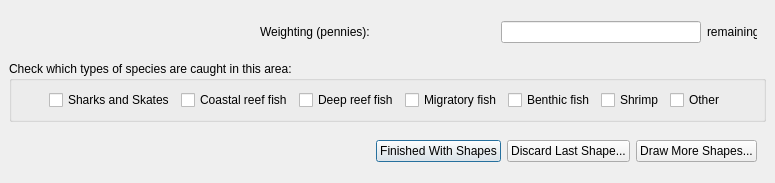
Above: cobi_loreto/Interview/drawgear.ui from Ecotrust/openoceanmap-desktop before the change. Below: the same form after it.
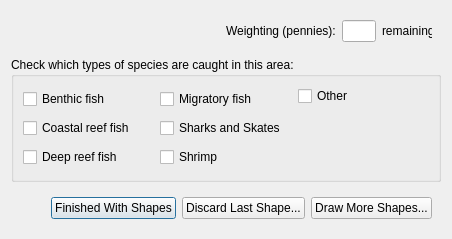
That is the form after the change.

```diff
--- a/cobi_loreto/Interview/drawgear.ui
+++ b/cobi_loreto/Interview/drawgear.ui
@@ -6,33 +6,15 @@
    <rect>
     <x>0</x>
     <y>0</y>
-    <width>775</width>
-    <height>183</height>
+    <width>452</width>
+    <height>239</height>
    </rect>
   </property>
   <property name="windowTitle" >
    <string>OpenOceanMap - Next Polygon</string>
   </property>
-  <layout class="QGridLayout" >
-   <property name="leftMargin" >
-    <number>9</number>
-   </property>
-   <property name="topMargin" >
-    <number>9</number>
-   </property>
-   <property name="rightMargin" >
-    <number>9</number>
-   </property>
-   <property name="bottomMargin" >
-    <number>9</number>
-   </property>
-   <property name="horizontalSpacing" >
-    <number>6</number>
-   </property>
-   <property name="verticalSpacing" >
-    <number>6</number>
-   </property>
-   <item row="0" column="0" >
+  <layout class="QVBoxLayout" name="verticalLayout_4" >
+   <item>
     <widget class="QWidget" native="1" name="widget_2" >
      <layout class="QHBoxLayout" >
       <item>
@@ -104,69 +86,18 @@
      </layout>
     </widget>
    </item>
-   <item row="2" column="0" >
-    <widget class="QWidget" native="1" name="widget" >
-     <layout class="QHBoxLayout" >
       <item>
-       <spacer>
-        <property name="orientation" >
-         <enum>Qt::Horizontal</enum>
-        </property>
-        <property name="sizeHint" >
-         <size>
-          <width>196</width>
-          <height>20</height>
-         </size>
-        </property>
-       </spacer>
-      </item>
-      <item>
-       <widget class="QPushButton" name="pbnShapeFinished" >
-        <property name="text" >
-         <string>Finished With Shapes</string>
-        </property>
-       </widget>
-      </item>
-      <item>
-       <widget class="QPushButton" name="pbnShapeDiscard" >
-        <property name="text" >
-         <string>Discard Last Shape...</string>
-        </property>
-       </widget>
-      </item>
-      <item>
-       <widget class="QPushButton" name="pbnMoreShapes" >
-        <property name="text" >
-         <string>Draw More Shapes...</string>
-        </property>
-       </widget>
-      </item>
-     </layout>
-    </widget>
-   </item>
-   <item row="1" column="0" >
     <widget class="QGroupBox" name="groupBox" >
      <property name="title" >
       <string>Check which types of species are caught in this area:</string>
      </property>
-     <layout class="QHBoxLayout" >
+     <layout class="QHBoxLayout" name="horizontalLayout" >
       <item>
-       <spacer>
-        <property name="orientation" >
-         <enum>Qt::Horizontal</enum>
-        </property>
-        <property name="sizeHint" >
-         <size>
-          <width>66</width>
-          <height>20</height>
-         </size>
-        </property>
-       </spacer>
-      </item>
+       <layout class="QVBoxLayout" name="verticalLayout" >
       <item>
-       <widget class="QCheckBox" name="s1" >
+         <widget class="QCheckBox" name="s5" >
         <property name="text" >
-         <string>Sharks and Skates</string>
+           <string>Benthic fish</string>
         </property>
        </widget>
       </item>
@@ -184,6 +115,10 @@
         </property>
        </widget>
       </item>
+       </layout>
+      </item>
+      <item>
+       <layout class="QVBoxLayout" name="verticalLayout_2" >
       <item>
        <widget class="QCheckBox" name="s4" >
         <property name="text" >
@@ -192,9 +127,9 @@
        </widget>
       </item>
       <item>
-       <widget class="QCheckBox" name="s5" >
+         <widget class="QCheckBox" name="s1" >
         <property name="text" >
-         <string>Benthic fish</string>
+           <string>Sharks and Skates</string>
         </property>
        </widget>
       </item>
@@ -205,6 +140,10 @@
         </property>
        </widget>
       </item>
+       </layout>
+      </item>
+      <item>
+       <layout class="QVBoxLayout" name="verticalLayout_3" >
       <item>
        <widget class="QCheckBox" name="s7" >
         <property name="text" >
@@ -213,18 +152,60 @@
        </widget>
       </item>
       <item>
+         <spacer name="verticalSpacer" >
+          <property name="orientation" >
+           <enum>Qt::Vertical</enum>
+          </property>
+          <property name="sizeHint" stdset="0" >
+           <size>
+            <width>20</width>
+            <height>40</height>
+           </size>
+          </property>
+         </spacer>
+        </item>
+       </layout>
+      </item>
+     </layout>
+    </widget>
+   </item>
+   <item>
+    <widget class="QWidget" native="1" name="widget" >
+     <layout class="QHBoxLayout" >
+      <item>
        <spacer>
         <property name="orientation" >
          <enum>Qt::Horizontal</enum>
         </property>
-        <property name="sizeHint" >
+        <property name="sizeHint" stdset="0" >
          <size>
-          <width>66</width>
+          <width>196</width>
           <height>20</height>
          </size>
         </property>
        </spacer>
       </item>
+      <item>
+       <widget class="QPushButton" name="pbnShapeFinished" >
+        <property name="text" >
+         <string>Finished With Shapes</string>
+        </property>
+       </widget>
+      </item>
+      <item>
+       <widget class="QPushButton" name="pbnShapeDiscard" >
+        <property name="text" >
+         <string>Discard Last Shape...</string>
+        </property>
+       </widget>
+      </item>
+      <item>
+       <widget class="QPushButton" name="pbnMoreShapes" >
+        <property name="text" >
+         <string>Draw More Shapes...</string>
+        </property>
+       </widget>
+      </item>
      </layout>
     </widget>
    </item>
```
Lines whose indentation alone changed are shown as unchanged.
